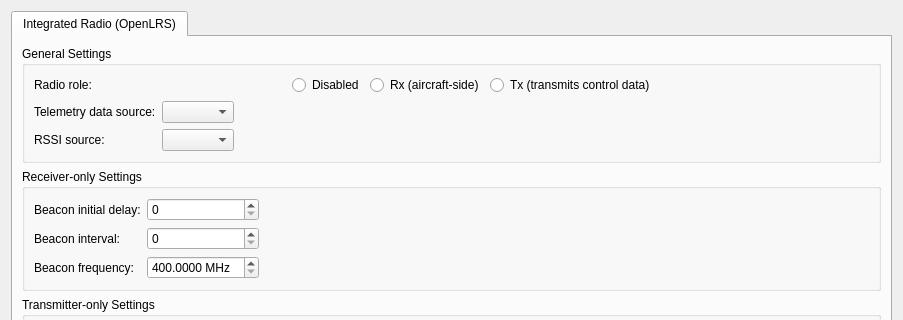
The window that ground/gcs/src/plugins/config/integratedradio.ui (d-ronin/dRonin) describes before a commit, drawn with Qt 5; both pictures show x 0 to 903 and y 0 to 320 of the 903 by 735 pixel window.
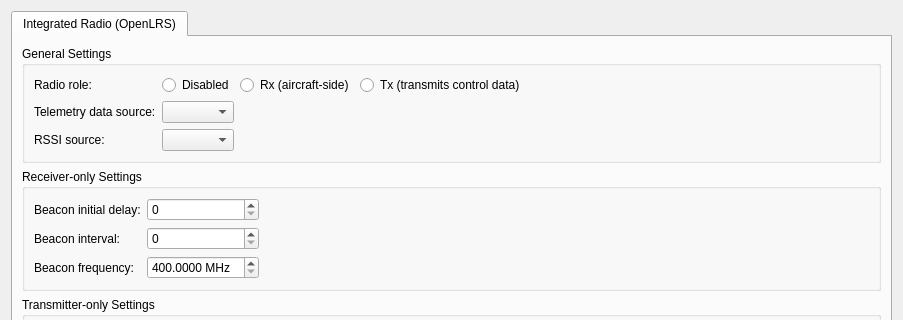
The same window after the commit.

Commit message: gcs: integrated radio: intermediate layout change

```diff
--- a/ground/gcs/src/plugins/config/integratedradio.ui
+++ b/ground/gcs/src/plugins/config/integratedradio.ui
@@ -36,88 +36,18 @@
           <string>General Settings</string>
          </property>
          <layout class="QGridLayout" name="gridLayout_2">
-          <item row="0" column="1">
-           <layout class="QHBoxLayout" name="horizontalLayout_3">
-            <property name="rightMargin">
-             <number>20</number>
-            </property>
-            <item>
-             <widget class="QLabel" name="label_6">
-              <property name="text">
-               <string>Radio role:</string>
-              </property>
-             </widget>
-            </item>
-            <item>
-             <spacer name="horizontalSpacer_7">
-              <property name="orientation">
-               <enum>Qt::Horizontal</enum>
-              </property>
-              <property name="sizeHint" stdset="0">
-               <size>
-                <width>40</width>
-                <height>20</height>
-               </size>
-              </property>
-             </spacer>
-            </item>
-            <item>
-             <widget class="QRadioButton" name="rb_disabled">
-              <property name="text">
-               <string>Disabled</string>
-              </property>
-              <attribute name="buttonGroup">
-               <string notr="true">buttonGroup</string>
-              </attribute>
-             </widget>
-            </item>
-            <item>
-             <widget class="QRadioButton" name="rb_rx">
-              <property name="text">
-               <string>Rx (aircraft-side)</string>
-              </property>
-              <attribute name="buttonGroup">
-               <string notr="true">buttonGroup</string>
-              </attribute>
-             </widget>
-            </item>
-            <item>
-             <widget class="QRadioButton" name="rb_tx">
-              <property name="text">
-               <string>Tx (transmits control data)</string>
-              </property>
-              <attribute name="buttonGroup">
-               <string notr="true">buttonGroup</string>
-              </attribute>
-             </widget>
-            </item>
-            <item>
-             <spacer name="horizontalSpacer_3">
-              <property name="orientation">
-               <enum>Qt::Horizontal</enum>
-              </property>
-              <property name="sizeHint" stdset="0">
-               <size>
-                <width>40</width>
-                <height>20</height>
-               </size>
-              </property>
-             </spacer>
-            </item>
-           </layout>
-          </item>
           <item row="1" column="1">
            <layout class="QGridLayout" name="gridLayout_5">
             <item row="0" column="0">
              <layout class="QGridLayout" name="gridLayout_3">
-              <item row="1" column="0">
+              <item row="2" column="0">
                <widget class="QLabel" name="label_10">
                 <property name="text">
                  <string>RSSI source:</string>
                 </property>
                </widget>
               </item>
-              <item row="0" column="2">
+              <item row="1" column="2">
                <widget class="QComboBox" name="cb_tel_source">
                 <property name="objrelation" stdset="0">
                  <stringlist notr="true">
@@ -127,7 +57,7 @@
                 </property>
                </widget>
               </item>
-              <item row="1" column="2">
+              <item row="2" column="2">
                <widget class="QComboBox" name="cb_rssi_source">
                 <property name="objrelation" stdset="0">
                  <stringlist notr="true">
@@ -137,7 +67,7 @@
                 </property>
                </widget>
               </item>
-              <item row="0" column="3">
+              <item row="1" column="3">
                <spacer name="horizontalSpacer_2">
                 <property name="orientation">
                  <enum>Qt::Horizontal</enum>
@@ -150,18 +80,68 @@
                 </property>
                </spacer>
               </item>
+              <item row="1" column="0">
+               <widget class="QLabel" name="label_11">
+                <property name="text">
+                 <string>Telemetry data source:</string>
+                </property>
+               </widget>
+              </item>
               <item row="0" column="0">
-               <layout class="QGridLayout" name="gridLayout_8">
-                <property name="bottomMargin">
-                 <number>0</number>
+               <widget class="QLabel" name="label_6">
+                <property name="text">
+                 <string>Radio role:</string>
                 </property>
-                <item row="0" column="2">
-                 <widget class="QLabel" name="label_11">
+               </widget>
+              </item>
+              <item row="0" column="2" colspan="2">
+               <layout class="QHBoxLayout" name="horizontalLayout_3">
+                <property name="rightMargin">
+                 <number>20</number>
+                </property>
+                <item>
+                 <widget class="QRadioButton" name="rb_disabled">
                   <property name="text">
-                   <string>Telemetry data source:</string>
+                   <string>Disabled</string>
                   </property>
+                  <attribute name="buttonGroup">
+                   <string notr="true">buttonGroup</string>
+                  </attribute>
                  </widget>
                 </item>
+                <item>
+                 <widget class="QRadioButton" name="rb_rx">
+                  <property name="text">
+                   <string>Rx (aircraft-side)</string>
+                  </property>
+                  <attribute name="buttonGroup">
+                   <string notr="true">buttonGroup</string>
+                  </attribute>
+                 </widget>
+                </item>
+                <item>
+                 <widget class="QRadioButton" name="rb_tx">
+                  <property name="text">
+                   <string>Tx (transmits control data)</string>
+                  </property>
+                  <attribute name="buttonGroup">
+                   <string notr="true">buttonGroup</string>
+                  </attribute>
+                 </widget>
+                </item>
+                <item>
+                 <spacer name="horizontalSpacer_3">
+                  <property name="orientation">
+                   <enum>Qt::Horizontal</enum>
+                  </property>
+                  <property name="sizeHint" stdset="0">
+                   <size>
+                    <width>40</width>
+                    <height>20</height>
+                   </size>
+                  </property>
+                 </spacer>
+                </item>
                </layout>
               </item>
              </layout>
```
Left out of the diff: 2 changed lines with no effect on the pictures. The commit also changes 2 other files.
